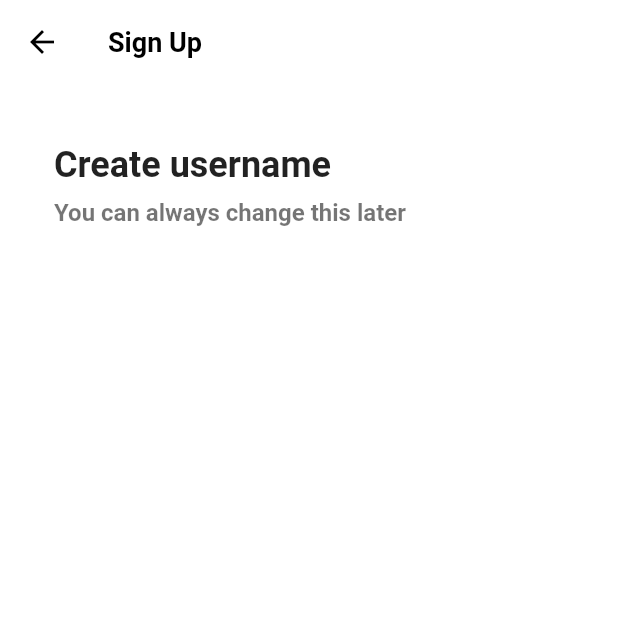
After one commit to thekuhn37/flutter_tiktok_clone, a Flutter app: the screen it shows after launch, after a tap on "Use email & password", on a phone screen of 412 x 824 dp, the top half of it. The commit adds this screen. Run offline on Flutter 3.47's test engine with Material 2 defaults, Android fonts, the phone set to English and light mode, and no system bars; our stand-ins replace font_awesome_flutter.

Commit message:
4.3 Sign Up Form

```diff
--- /dev/null
+++ b/lib/features/authenfication/email_screen.dart
@@ -0,0 +1,45 @@
+import 'package:flutter/material.dart';
+import 'package:tiktok_clone/constants/gaps.dart';
+import 'package:tiktok_clone/constants/sizes.dart';
+
+class EmailScreen extends StatelessWidget {
+  const EmailScreen({super.key});
+
+  @override
+  Widget build(BuildContext context) {
+    return Scaffold(
+      appBar: AppBar(
+        title: const Text(
+          "Sign Up",
+        ),
+      ),
+      body: const Padding(
+        padding: EdgeInsets.symmetric(
+          horizontal: 36,
+        ),
+        child: Column(
+          crossAxisAlignment: CrossAxisAlignment.start,
+          children: [
+            Gaps.v40,
+            Text(
+              "Create username",
+              style: TextStyle(
+                fontSize: Sizes.size24,
+                fontWeight: FontWeight.w700,
+              ),
+            ),
+            Gaps.v8,
+            Text(
+              "You can always change this later",
+              style: TextStyle(
+                fontSize: Sizes.size16,
+                color: Colors.black54,
+                fontWeight: FontWeight.w600,
+              ),
+            ),
+          ],
+        ),
+      ),
+    );
+  }
+}
--- a/lib/features/authenfication/login_screen.dart
+++ b/lib/features/authenfication/login_screen.dart
@@ -7,7 +7,7 @@ import 'package:tiktok_clone/features/widgets/auth_button.dart';
 class LoginScreen extends StatelessWidget {
   const LoginScreen({super.key});
 
-  void onSignupTap(BuildContext context) {
+  void _onSignupTap(BuildContext context) {
     Navigator.of(context).pop();
   }
   // push는 한 화면 위에 다른 화면을 얹는 효과이다.(put new layer of screen on the stack(pile) of screens)
@@ -49,7 +49,7 @@ class LoginScreen extends StatelessWidget {
         ),
       ),
       bottomNavigationBar: BottomAppBar(
-        color: Colors.grey.shade100,
+        color: Colors.grey.shade50,
         elevation: 2,
         child: Padding(
           padding: const EdgeInsets.symmetric(
@@ -61,7 +61,7 @@ class LoginScreen extends StatelessWidget {
               const Text("Don't have an account?"),
               Gaps.h5,
               GestureDetector(
-                onTap: () => onSignupTap(context),
+                onTap: () => _onSignupTap(context),
                 child: Text(
                   'Sign Up',
                   style: TextStyle(
--- a/lib/features/authenfication/sign_up_screen.dart
+++ b/lib/features/authenfication/sign_up_screen.dart
@@ -2,13 +2,14 @@ import 'package:flutter/material.dart';
 import 'package:font_awesome_flutter/font_awesome_flutter.dart';
 import 'package:tiktok_clone/constants/gaps.dart';
 import 'package:tiktok_clone/constants/sizes.dart';
+import 'package:tiktok_clone/features/authenfication/email_screen.dart';
 import 'package:tiktok_clone/features/authenfication/login_screen.dart';
 import 'package:tiktok_clone/features/widgets/auth_button.dart';
 
 class SignUpScreen extends StatelessWidget {
   const SignUpScreen({super.key});
 
-  void onLoginTap(BuildContext context) {
+  void _onLoginTap(BuildContext context) {
     Navigator.of(context).push(
       MaterialPageRoute(
         builder: (context) => const LoginScreen(),
@@ -16,22 +17,30 @@ class SignUpScreen extends StatelessWidget {
     );
   }
 
+  void _onEmailTap(BuildContext context) {
+    Navigator.of(context).push(
+      MaterialPageRoute(
+        builder: (context) => const EmailScreen(),
+      ),
+    );
+  }
+
   @override
   Widget build(BuildContext context) {
     return Scaffold(
-      body: const SafeArea(
+      body: SafeArea(
         child: Padding(
-          padding: EdgeInsets.symmetric(horizontal: Sizes.size40),
+          padding: const EdgeInsets.symmetric(horizontal: Sizes.size40),
           child: Column(
             children: [
               Gaps.v80,
-              Text(
+              const Text(
                 "Sign up for TikTok",
                 style: TextStyle(
                     fontSize: Sizes.size24, fontWeight: FontWeight.w700),
               ),
               Gaps.v20,
-              Text(
+              const Text(
                 "Create a profile, follow other accounts, make your own videos, and more.",
                 style: TextStyle(
                   fontSize: Sizes.size16,
@@ -40,19 +49,24 @@ class SignUpScreen extends StatelessWidget {
                 textAlign: TextAlign.center,
               ),
               Gaps.v40,
-              AuthButton(
+              GestureDetector(
+                onTap: () => _onEmailTap(context),
+                child: const AuthButton(
                   icon: FaIcon(FontAwesomeIcons.user),
-                  text: "Use email & password"),
+                  text: "Use email & password",
+                ),
+              ),
               Gaps.v16,
-              AuthButton(
-                  icon: FaIcon(FontAwesomeIcons.apple),
-                  text: "Continue with Apple"),
+              const AuthButton(
+                icon: FaIcon(FontAwesomeIcons.apple),
+                text: "Continue with Apple",
+              ),
             ],
           ),
         ),
       ),
       bottomNavigationBar: BottomAppBar(
-        color: Colors.grey.shade100,
+        color: Colors.grey.shade50,
         elevation: 2,
         child: Padding(
           padding: const EdgeInsets.symmetric(
@@ -64,7 +78,7 @@ class SignUpScreen extends StatelessWidget {
               const Text('Already have an account?'),
               Gaps.h5,
               GestureDetector(
-                onTap: () => onLoginTap(context),
+                onTap: () => _onLoginTap(context),
                 child: Text(
                   'Log in',
                   style: TextStyle(
--- a/lib/features/widgets/auth_button.dart
+++ b/lib/features/widgets/auth_button.dart
@@ -1,6 +1,7 @@
 import 'package:flutter/material.dart';
 import 'package:font_awesome_flutter/font_awesome_flutter.dart';
 import 'package:tiktok_clone/constants/sizes.dart';
+import 'package:tiktok_clone/features/authenfication/email_screen.dart';
 
 class AuthButton extends StatelessWidget {
   final String text;
@@ -14,9 +15,19 @@ class AuthButton extends StatelessWidget {
   });
   // super.key 커서 이동 후 code action 열어서 final field parameter initialize 버튼 클릭
 
+  void _onEmailTap(BuildContext context) {
+    Navigator.of(context).push(
+      MaterialPageRoute(
+        builder: (context) => const EmailScreen(),
+      ),
+    );
+  }
+
   @override
   Widget build(BuildContext context) {
-    return FractionallySizedBox(
+    return GestureDetector(
+      onTap: () => _onEmailTap(context),
+      child: FractionallySizedBox(
         // FractionallySizedBox : 절대값을 갖지 않되 father 크기에 상대적인 fraction 비율 갖는 박스
         widthFactor: 1,
         child: Container(
@@ -50,6 +61,7 @@ class AuthButton extends StatelessWidget {
             ],
           ),
         ),
+      ),
     );
   }
 }
--- a/lib/main.dart
+++ b/lib/main.dart
@@ -1,4 +1,5 @@
 import 'package:flutter/material.dart';
+import 'package:tiktok_clone/constants/sizes.dart';
 import 'package:tiktok_clone/features/authenfication/sign_up_screen.dart';
 
 void main() {
@@ -13,7 +14,18 @@ class TikTokApp extends StatelessWidget {
     return MaterialApp(
       title: 'Tiktok Clone',
       theme: ThemeData(
+        scaffoldBackgroundColor: Colors.white,
         primaryColor: const Color(0xFFE9435A),
+        appBarTheme: const AppBarTheme(
+          foregroundColor: Colors.black,
+          backgroundColor: Colors.white,
+          elevation: 0,
+          titleTextStyle: TextStyle(
+            color: Colors.black,
+            fontSize: Sizes.size16 + Sizes.size2,
+            fontWeight: FontWeight.w700,
+          ),
+        ),
       ),
       home: const SignUpScreen(),
     );
```
Also changed, not shown: lib/features/authenfication/username_screen.dart (added). Lines whose indentation alone changed are shown as unchanged.
